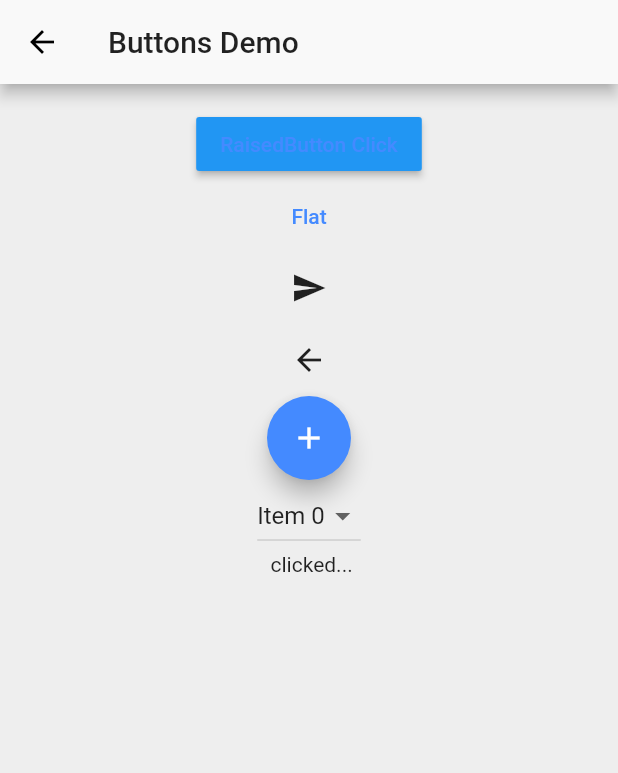
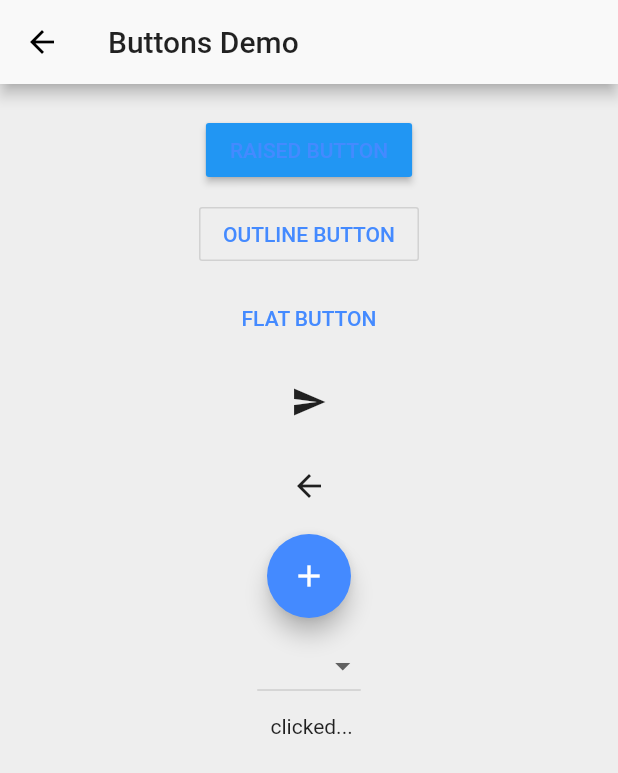
Before and after one commit to kishansinhparmar/Flutter-Basic-Widgets, a Flutter app: the ButtonsDemo screen opened by its route, on a phone screen of 412 x 824 dp. Shown: the top 773 px of the screen. Run offline on Flutter 3.47's test engine with Material 2 defaults, Android fonts, the phone set to English and light mode, and no system bars.

Commit message:
padding between buttons

```diff
--- a/lib/bonus/beebom/bhome.dart
+++ b/lib/bonus/beebom/bhome.dart
@@ -38,7 +38,7 @@ class _BHomeClassState extends State<BHomeClass> {
                 child: Chip(
                   avatar: Icon(Icons.flash_on),
                   label: Text(
-                    "Chips",
+                    "Android",
                   ),
                 ),
               );
--- a/lib/widgets/ButtonsDemo.dart
+++ b/lib/widgets/ButtonsDemo.dart
@@ -8,10 +8,11 @@ class ButtonsDemo extends StatefulWidget {
 
 class _ButtonsDemoState extends State<ButtonsDemo> {
   String _whichButtonClick = "";
-  List<DropdownMenuItem> _items = List<DropdownMenuItem>();
 
   @override
   Widget build(BuildContext context) {
+    List<DropdownMenuItem> _items = List<DropdownMenuItem>();
+
     for (int i = 0; i < 5; i++) {
       _items.add(DropdownMenuItem(
         child: Text("Item $i"),
@@ -19,7 +20,6 @@ class _ButtonsDemoState extends State<ButtonsDemo> {
       ));
     }
 
-    String _itemValue = "Item 0";
     return Scaffold(
         appBar: AppBar(
           title: Text("Buttons Demo"),
@@ -31,23 +31,45 @@ class _ButtonsDemoState extends State<ButtonsDemo> {
               child: Flex(
                 direction: Axis.vertical,
                 children: <Widget>[
-                  RaisedButton(
+                  Padding(
+                    padding: const EdgeInsets.all(4.0),
+                    child: RaisedButton(
                       onPressed: () {
                         setState(() {
                           _whichButtonClick = "RaisedButton";
                         });
                       },
-                    child: Text("RaisedButton Click"),
+                      child: Text("RAISED BUTTON"),
                     ),
-                  FlatButton(
+                  ),
+//Outline
+                  Padding(
+                    padding: const EdgeInsets.all(4.0),
+                    child: OutlineButton(
+                      onPressed: () {
+                        setState(() {
+                          _whichButtonClick = "OutlineButton";
+                        });
+                      },
+                      child: Text("OUTLINE BUTTON"),
+                    ),
+                  ),
+//Flat
+                  new Padding(
+                    padding: const EdgeInsets.all(4.0),
+                    child: FlatButton(
                       onPressed: () {
                         setState(() {
                           _whichButtonClick = "FlatButton";
                         });
                       },
-                    child: Text("Flat"),
+                      child: Text("FLAT BUTTON"),
                     ),
-                  IconButton(
+                  ),
+//icon
+                  Padding(
+                    padding: const EdgeInsets.all(4.0),
+                    child: IconButton(
                       icon: Icon(Icons.send),
                       onPressed: () {
                         setState(() {
@@ -55,8 +77,14 @@ class _ButtonsDemoState extends State<ButtonsDemo> {
                         });
                       },
                     ),
-                  BackButton(),
-                  FloatingActionButton(
+                  ),
+//Back
+                  new Padding(
+                      padding: const EdgeInsets.all(4.0), child: BackButton()),
+//Floating
+                  new Padding(
+                    padding: const EdgeInsets.all(4.0),
+                    child: FloatingActionButton(
                       child: Icon(Icons.add),
                       onPressed: () {
                         setState(() {
@@ -64,18 +92,24 @@ class _ButtonsDemoState extends State<ButtonsDemo> {
                         });
                       },
                     ),
-                  DropdownButton(
+                  ),
+//Dropdown
+                  Padding(
+                    padding: const EdgeInsets.all(4.0),
+                    child: DropdownButton(
                       // hint: Text("Select"),
-                    value: _itemValue,
+                      // value: _itemValue,
                       items: _items,
                       onChanged: (item) {
                         setState(() {
-                        _itemValue = item;
                           _whichButtonClick = item;
                         });
                       },
                     ),
-                  Text(_whichButtonClick + " clicked..."),
+                  ),
+                  new Padding(
+                      padding: const EdgeInsets.all(4.0),
+                      child: Text(_whichButtonClick + " clicked...")),
                 ],
               ),
             ),
--- a/lib/widgets/ExpandableListDemo.dart
+++ b/lib/widgets/ExpandableListDemo.dart
@@ -80,7 +80,13 @@ final List<Entry> data = <Entry>[
     <Entry>[
       new Entry('BottomTab', BottomTabDemo.routeName),
       new Entry('Image', ImageDemo.routeName),
-      new Entry('Image', BHome.routeName),
+    ],
+  ),
+  new Entry(
+    'Bonus',
+    '',
+    <Entry>[
+      new Entry('Beebom', BHome.routeName),
     ],
   )
 ];
```
Lines whose indentation alone changed are shown as unchanged.
